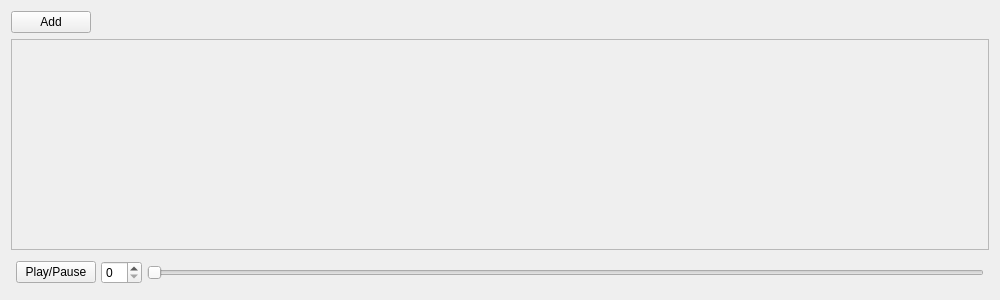
This is framesviewer.ui in zxjorge/SpriteED as Qt 5 draws it before an edit. The edited form follows.
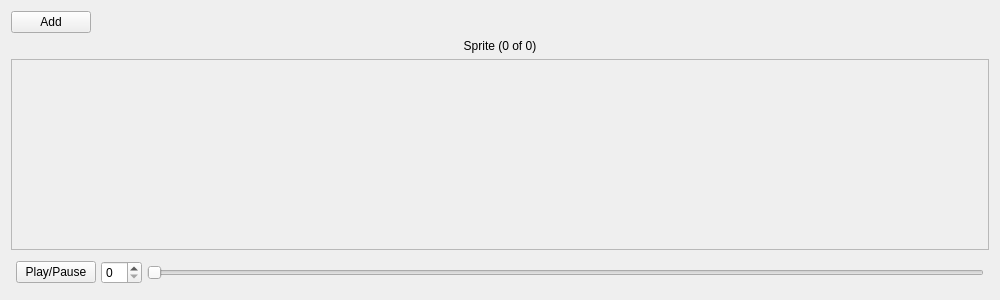
This is the edited form.

What changed in the file:
```diff
--- a/framesviewer.ui
+++ b/framesviewer.ui
@@ -53,6 +53,16 @@
        </property>
       </widget>
      </item>
+     <item>
+      <widget class="QLabel" name="label">
+       <property name="text">
+        <string>Sprite (0 of 0)</string>
+       </property>
+       <property name="alignment">
+        <set>Qt::AlignCenter</set>
+       </property>
+      </widget>
+     </item>
      <item>
       <widget class="QScrollArea" name="scrollArea">
        <property name="sizePolicy">
@@ -70,7 +80,7 @@
           <x>0</x>
           <y>0</y>
           <width>984</width>
-          <height>227</height>
+          <height>211</height>
          </rect>
         </property>
        </widget>
```
